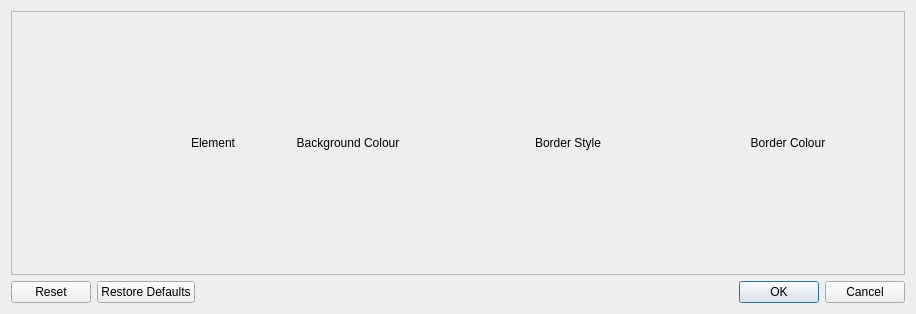
Before: the Qt Designer form src/GUI/dbColours.ui in Whatang/DrumBurp, drawn with Qt 5.
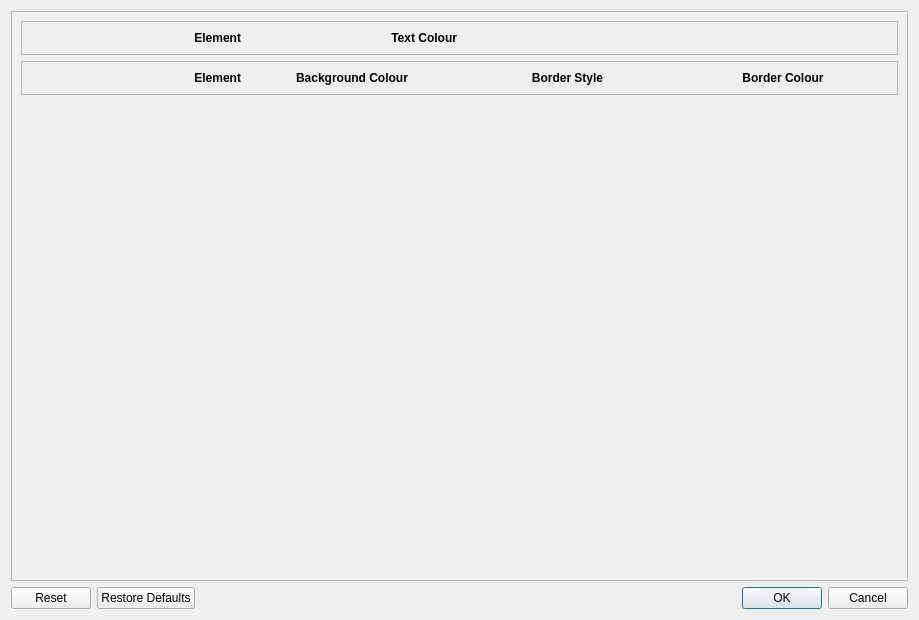
After: the same form once the commit is applied.

Commit message: Vastly improved colour management. Allows setting of text colours.

```diff
--- a/src/GUI/dbColours.ui
+++ b/src/GUI/dbColours.ui
@@ -6,8 +6,8 @@
    <rect>
     <x>0</x>
     <y>0</y>
-    <width>916</width>
-    <height>314</height>
+    <width>919</width>
+    <height>620</height>
    </rect>
   </property>
   <property name="windowTitle">
@@ -30,50 +30,204 @@
        <rect>
         <x>0</x>
         <y>0</y>
-        <width>888</width>
-        <height>245</height>
+        <width>891</width>
+        <height>551</height>
        </rect>
       </property>
-      <layout class="QGridLayout" name="gridLayout">
-       <item row="0" column="0">
-        <widget class="QLabel" name="label_6">
-         <property name="text">
-          <string>Element</string>
+      <layout class="QVBoxLayout" name="verticalLayout_2">
+       <item>
+        <widget class="QFrame" name="frame">
+         <property name="frameShape">
+          <enum>QFrame::StyledPanel</enum>
          </property>
-         <property name="alignment">
-          <set>Qt::AlignRight|Qt::AlignTrailing|Qt::AlignVCenter</set>
+         <property name="frameShadow">
+          <enum>QFrame::Raised</enum>
          </property>
+         <layout class="QGridLayout" name="textGrid">
+          <item row="0" column="0">
+           <widget class="QLabel" name="label_7">
+            <property name="maximumSize">
+             <size>
+              <width>16777215</width>
+              <height>30</height>
+             </size>
+            </property>
+            <property name="font">
+             <font>
+              <weight>75</weight>
+              <italic>false</italic>
+              <bold>true</bold>
+             </font>
+            </property>
+            <property name="text">
+             <string>Element</string>
+            </property>
+            <property name="alignment">
+             <set>Qt::AlignRight|Qt::AlignTrailing|Qt::AlignVCenter</set>
+            </property>
+           </widget>
+          </item>
+          <item row="0" column="1">
+           <widget class="QLabel" name="label_8">
+            <property name="maximumSize">
+             <size>
+              <width>16777215</width>
+              <height>30</height>
+             </size>
+            </property>
+            <property name="font">
+             <font>
+              <weight>75</weight>
+              <italic>false</italic>
+              <bold>true</bold>
+             </font>
+            </property>
+            <property name="text">
+             <string>Text Colour</string>
+            </property>
+            <property name="alignment">
+             <set>Qt::AlignRight|Qt::AlignTrailing|Qt::AlignVCenter</set>
+            </property>
+           </widget>
+          </item>
+          <item row="0" column="2">
+           <widget class="QLabel" name="label_10">
+            <property name="maximumSize">
+             <size>
+              <width>16777215</width>
+              <height>30</height>
+             </size>
+            </property>
+            <property name="font">
+             <font>
+              <weight>75</weight>
+              <italic>false</italic>
+              <bold>true</bold>
+             </font>
+            </property>
+            <property name="text">
+             <string/>
+            </property>
+            <property name="alignment">
+             <set>Qt::AlignRight|Qt::AlignTrailing|Qt::AlignVCenter</set>
+            </property>
+           </widget>
+          </item>
+          <item row="0" column="3">
+           <widget class="QLabel" name="label_9">
+            <property name="maximumSize">
+             <size>
+              <width>16777215</width>
+              <height>30</height>
+             </size>
+            </property>
+            <property name="font">
+             <font>
+              <weight>75</weight>
+              <italic>false</italic>
+              <bold>true</bold>
+             </font>
+            </property>
+            <property name="text">
+             <string/>
+            </property>
+            <property name="alignment">
+             <set>Qt::AlignRight|Qt::AlignTrailing|Qt::AlignVCenter</set>
+            </property>
+           </widget>
+          </item>
+         </layout>
         </widget>
        </item>
-       <item row="0" column="3">
-        <widget class="QLabel" name="label_5">
-         <property name="text">
-          <string>Border Colour</string>
+       <item>
+        <widget class="QFrame" name="frame_2">
+         <property name="frameShape">
+          <enum>QFrame::StyledPanel</enum>
          </property>
-         <property name="alignment">
-          <set>Qt::AlignCenter</set>
+         <property name="frameShadow">
+          <enum>QFrame::Raised</enum>
          </property>
+         <layout class="QGridLayout" name="areaGrid">
+          <item row="0" column="0">
+           <widget class="QLabel" name="label_6">
+            <property name="font">
+             <font>
+              <weight>75</weight>
+              <italic>false</italic>
+              <bold>true</bold>
+             </font>
+            </property>
+            <property name="text">
+             <string>Element</string>
+            </property>
+            <property name="alignment">
+             <set>Qt::AlignRight|Qt::AlignTrailing|Qt::AlignVCenter</set>
+            </property>
+           </widget>
+          </item>
+          <item row="0" column="1">
+           <widget class="QLabel" name="label_3">
+            <property name="font">
+             <font>
+              <weight>75</weight>
+              <bold>true</bold>
+             </font>
+            </property>
+            <property name="text">
+             <string>Background Colour</string>
+            </property>
+            <property name="alignment">
+             <set>Qt::AlignCenter</set>
+            </property>
+           </widget>
+          </item>
+          <item row="0" column="2">
+           <widget class="QLabel" name="label_4">
+            <property name="font">
+             <font>
+              <weight>75</weight>
+              <bold>true</bold>
+             </font>
+            </property>
+            <property name="text">
+             <string>Border Style</string>
+            </property>
+            <property name="alignment">
+             <set>Qt::AlignCenter</set>
+            </property>
+           </widget>
+          </item>
+          <item row="0" column="3">
+           <widget class="QLabel" name="label_5">
+            <property name="font">
+             <font>
+              <weight>75</weight>
+              <bold>true</bold>
+             </font>
+            </property>
+            <property name="text">
+             <string>Border Colour</string>
+            </property>
+            <property name="alignment">
+             <set>Qt::AlignCenter</set>
+            </property>
+           </widget>
+          </item>
+         </layout>
         </widget>
        </item>
-       <item row="0" column="2">
-        <widget class="QLabel" name="label_4">
-         <property name="text">
-          <string>Border Style</string>
+       <item>
+        <spacer name="verticalSpacer">
+         <property name="orientation">
+          <enum>Qt::Vertical</enum>
          </property>
-         <property name="alignment">
-          <set>Qt::AlignCenter</set>
+         <property name="sizeHint" stdset="0">
+          <size>
+           <width>20</width>
+           <height>40</height>
+          </size>
          </property>
-        </widget>
-       </item>
-       <item row="0" column="1">
-        <widget class="QLabel" name="label_3">
-         <property name="text">
-          <string>Background Colour</string>
-         </property>
-         <property name="alignment">
-          <set>Qt::AlignCenter</set>
-         </property>
-        </widget>
+        </spacer>
        </item>
       </layout>
      </widget>
```
Left out of the diff: 1 changed line with no effect on the pictures. The commit also changes 9 other files.
